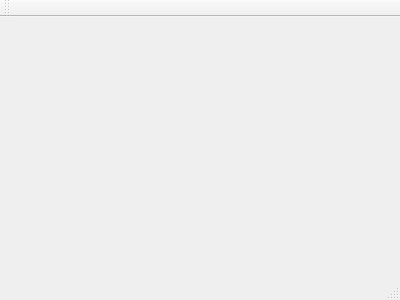
Old version of the form src/mainwindow.ui in the repository koval4/aChecker.
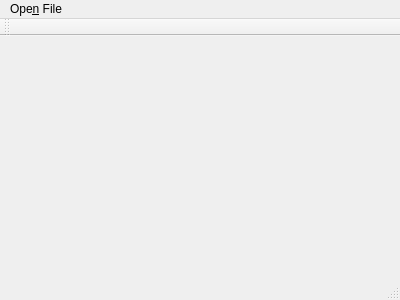
New version of the form.

Diff of the .ui file:
```diff
--- a/src/mainwindow.ui
+++ b/src/mainwindow.ui
@@ -12,13 +12,34 @@
   <property name="windowTitle" >
    <string>MainWindow</string>
   </property>
-  <widget class="QMenuBar" name="menuBar" />
-  <widget class="QToolBar" name="mainToolBar" />
-  <widget class="QWidget" name="centralWidget" />
-  <widget class="QStatusBar" name="statusBar" />
+  <widget class="QWidget" name="centralWidget"/>
+  <widget class="QMenuBar" name="menuBar">
+   <property name="geometry">
+    <rect>
+     <x>0</x>
+     <y>0</y>
+     <width>400</width>
+     <height>19</height>
+    </rect>
+   </property>
+   <widget class="QMenu" name="menuOpen_File">
+    <property name="title">
+     <string>Ope&amp;n File</string>
+    </property>
+   </widget>
+   <addaction name="menuOpen_File"/>
+  </widget>
+  <widget class="QToolBar" name="mainToolBar">
+   <attribute name="toolBarArea">
+    <enum>TopToolBarArea</enum>
+   </attribute>
+   <attribute name="toolBarBreak">
+    <bool>false</bool>
+   </attribute>
+  </widget>
+  <widget class="QStatusBar" name="statusBar"/>
  </widget>
- <layoutDefault spacing="6" margin="11" />
- <pixmapfunction></pixmapfunction>
+ <layoutdefault spacing="6" margin="11"/>
  <resources/>
  <connections/>
 </ui>
```
Left out of the diff: 7 changed lines with no effect on the pictures.
